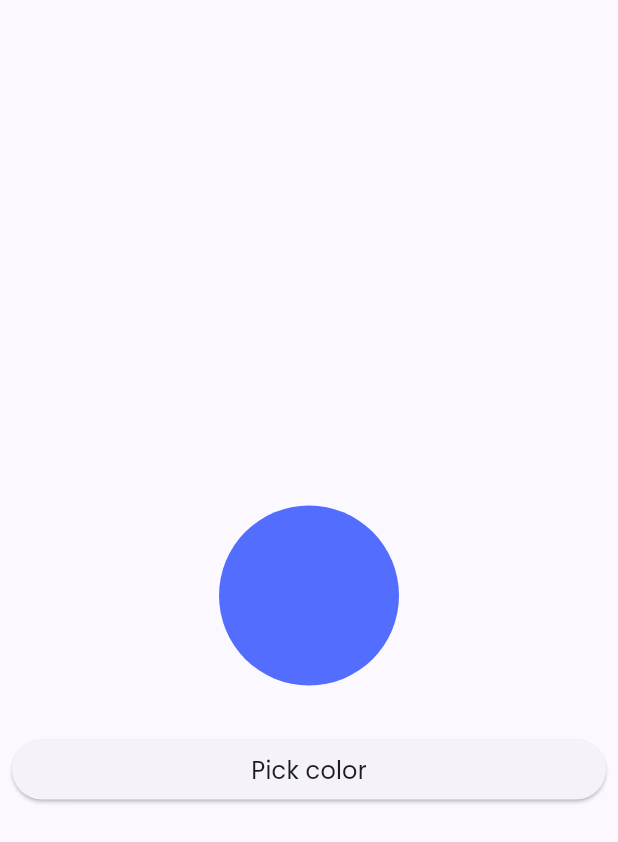
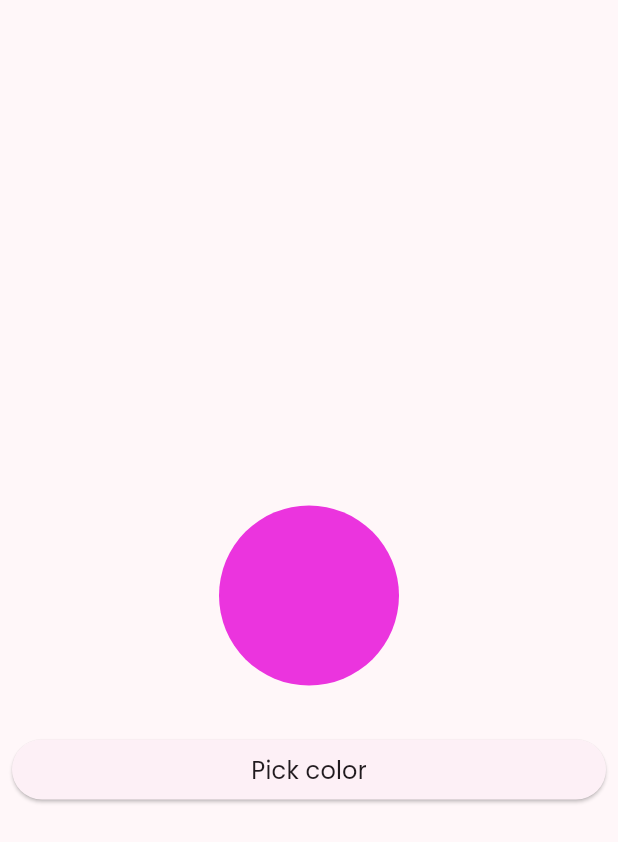
Before and after one commit to Shiba3006/My-Note, a Flutter app: the screen it shows after launch, after a tap on the "settings" icon, on a phone screen of 412 x 824 dp. Shown: the top 842 px of the screen. Run offline on Flutter 3.47's test engine with Material 2 defaults, Android fonts, the light colour scheme and no system bars; our stand-ins replace bloc, flutter_bloc, flutter_colorpicker, font_awesome_flutter, hive, hive_flutter; accounts and stored records are empty.

Commit message:
create change app color method

```diff
--- a/lib/constants/colors.dart
+++ /dev/null
@@ -1,3 +0,0 @@
-
-
-//const Color primaryColor = Colors.purpleAccent;
--- a/lib/constants/constants.dart
+++ b/lib/constants/constants.dart
@@ -1,7 +1,11 @@
+import 'dart:ui';
+
 import 'package:hive/hive.dart';
 
 import '../models/note_model.dart';
 
 const notesBox = 'notes_box';
+const colorBox = 'colors_box';
 
 late Box<NoteModel> myBox;
+late Box<int> myColorBox;
--- a/lib/cubits/main_cubit.dart
+++ b/lib/cubits/main_cubit.dart
@@ -10,7 +10,7 @@ class MainCubit extends Cubit<MainState> {
 
   static MainCubit get(context) => BlocProvider.of(context);
 
-  Color currentColor = Colors.indigoAccent;
+  Color? currentColor;
 
   List<NoteModel> noteNotesList = [];
 
@@ -61,14 +61,31 @@ class MainCubit extends Cubit<MainState> {
     emit(DeleteNoteLoadingState());
     myBox.deleteAt(index).then((value) {
       emit(DeleteNoteSuccessState());
+      getNotes();
     }).catchError((err) {
       emit(DeleteNoteFailureState(err.toString()));
     });
   }
 
-  void changeAppColor({required Color color}) {
-    currentColor = color;
-    emit(ChangeAppColorSuccessState());
+  void changeAppColor({required int newColorValue}) {
+    currentColor = Color(newColorValue);
+    myColorBox.put('newColor', newColorValue).then((value) {
+      getAppColor();
+      emit(ChangeAppColorSuccessState());
+    }).catchError((err){
+      print('eeeeeeeeeeeeeeeeeeeeeeeeeeeeeeeee${err.toString()}');
+      emit(ChangeAppColorFailureState(err.toString()));
+    });
+  }
+
+  void getAppColor (){ // myColorBox.values.toString()
+    try {
+      currentColor = Color(myColorBox.get('newColor', defaultValue: 0xffeb34de)!);
+      print('============================${currentColor.toString()}');
+      emit(GetAppColorSuccessState());
+    } on Exception catch (err) {
+      emit(GetAppColorFailureState(err.toString()));
+    }
   }
 
   void navigateTo(BuildContext context, Widget widget) {
--- a/lib/cubits/main_state.dart
+++ b/lib/cubits/main_state.dart
@@ -42,6 +42,18 @@ class DeleteNoteFailureState extends MainState {
 }
 
 class ChangeAppColorSuccessState extends MainState {}
+class ChangeAppColorFailureState extends MainState {
+  final String err;
+
+  ChangeAppColorFailureState(this.err);
+}
+
+class GetAppColorSuccessState extends MainState {}
+class GetAppColorFailureState extends MainState {
+  final String err;
+
+  GetAppColorFailureState(this.err);
+}
 
 class NavigateToSuccessState extends MainState {}
 class NavigateToSuccessFailure extends MainState {
--- a/lib/main.dart
+++ b/lib/main.dart
@@ -3,7 +3,6 @@ import 'package:flutter_bloc/flutter_bloc.dart';
 import 'package:hive_flutter/adapters.dart';
 import 'package:my_note/cubits/main_cubit.dart';
 import 'package:my_note/views/notes_view.dart';
-import 'cashe_helper.dart';
 import 'constants/constants.dart';
 import 'cubits/bloc_observer.dart';
 import 'models/note_model.dart';
@@ -16,8 +15,7 @@ void main() async {
   Hive.registerAdapter(NoteModelAdapter());
   await Hive.initFlutter();
   myBox = await Hive.openBox<NoteModel>(notesBox);
-
-  await CacheHelper.init();
+  myColorBox = await Hive.openBox<int>(colorBox);
 
   runApp(const MyApp());
 }
@@ -28,10 +26,9 @@ class MyApp extends StatelessWidget {
   @override
   Widget build(BuildContext context) {
     return BlocProvider(
-      create: (context) => MainCubit()..getNotes()..customizeDateFormat(),
+      create: (context) => MainCubit()..getNotes()..getAppColor(),
       child: BlocConsumer<MainCubit, MainState>(
-        listener: (context, state) {
-        },
+        listener: (context, state) {},
         builder: (context, state) {
           return MaterialApp(
             debugShowCheckedModeBanner: false,
@@ -39,7 +36,9 @@ class MyApp extends StatelessWidget {
               // scaffoldBackgroundColor: primaryColor[50],
               fontFamily: 'Poppins',
               colorScheme: ColorScheme.fromSeed(
-                  seedColor: MainCubit.get(context).currentColor),
+                  seedColor:MainCubit.get(context).currentColor ?? Colors.green,
+                  //MainCubit.get(context).getAppColor() ?? Colors.green,
+              ),
               useMaterial3: true,
             ),
             home: const NotesView(),
--- a/lib/views/widgets/add_note_view_body.dart
+++ b/lib/views/widgets/add_note_view_body.dart
@@ -40,7 +40,6 @@ class _AddNoteViewBodyState extends State<AddNoteViewBody> {
             child: Form(
               key: formKey,
               autovalidateMode: autoValidateMode,
-              child: Container(
               child: Column(
                 children: [
                   const SizedBox(
@@ -87,7 +86,6 @@ class _AddNoteViewBodyState extends State<AddNoteViewBody> {
               ),
             ),
           ),
-          ),
         );
       },
     );
--- a/lib/views/widgets/custom_alert_dialog.dart
+++ b/lib/views/widgets/custom_alert_dialog.dart
@@ -1,4 +1,6 @@
 import 'package:flutter/material.dart';
+import 'package:flutter_bloc/flutter_bloc.dart';
+import 'package:my_note/cubits/main_cubit.dart';
 
 import 'color_picker.dart';
 
--- a/lib/views/widgets/custom_sliver_list.dart
+++ b/lib/views/widgets/custom_sliver_list.dart
@@ -1,6 +1,5 @@
 import 'package:flutter/material.dart';
 import 'package:flutter_bloc/flutter_bloc.dart';
-import 'package:my_note/constants/constants.dart';
 import 'package:my_note/cubits/main_cubit.dart';
 
 import 'note_item.dart';
@@ -21,7 +20,7 @@ class _CustomSliverListState extends State<CustomSliverList> {
         return SliverPadding(
           padding: const EdgeInsets.all(8.0),
           sliver: SliverList.separated(
-            itemCount: myBox.length,
+            itemCount: MainCubit.get(context).noteNotesList.length,
             separatorBuilder: (context, index) => const SizedBox(height: 12),
             itemBuilder: (context, index) => NoteItem(index: index),
           ),
--- a/lib/views/widgets/setting_view_body.dart
+++ b/lib/views/widgets/setting_view_body.dart
@@ -6,19 +6,11 @@ import 'package:my_note/views/widgets/custom_button.dart';
 import 'package:flutter_bloc/flutter_bloc.dart';
 import 'package:my_note/views/widgets/custom_alert_dialog.dart';
 
-class SettingViewBody extends StatefulWidget {
+class SettingViewBody extends StatelessWidget {
   const SettingViewBody({super.key});
 
   @override
-  State<SettingViewBody> createState() => _SettingViewBodyState();
-}
-
-class _SettingViewBodyState extends State<SettingViewBody> {
-  @override
   Widget build(BuildContext context) {
-    return BlocConsumer<MainCubit, MainState>(
-      listener: (context, state) {},
-      builder: (context, state) {
     return Padding(
       padding: const EdgeInsets.all(8.0),
       child: Column(
@@ -40,7 +32,9 @@ class _SettingViewBodyState extends State<SettingViewBody> {
           ),
           CustomButton(
             onPressed: () {
-                  showDialog(context: context, builder: (context) => const CustomAlertDialog(),
+              showDialog(
+                context: context,
+                builder: (context) => const CustomAlertDialog(),
               );
             },
             text: 'Pick color',
@@ -48,7 +42,5 @@ class _SettingViewBodyState extends State<SettingViewBody> {
         ],
       ),
     );
-      },
-    );
   }
 }
--- a/pubspec.yaml
+++ b/pubspec.yaml
@@ -46,8 +46,6 @@ dependencies:
   flutter_bloc: ^8.0.0
 
   flutter_colorpicker: ^1.0.3
-  shared_preferences: ^2.2.0
-  path_provider: ^2.1.1
 
 dev_dependencies:
   flutter_test:
```
Also changed, not shown: lib/cashe_helper.dart (deleted, +0 -27 lines), lib/cubits/bloc_observer.dart (+10 -3 lines), lib/views/notes_view.dart (+21 -18 lines), lib/views/widgets/color_picker.dart (+6 -5 lines). Lines whose indentation alone changed are shown as unchanged.
